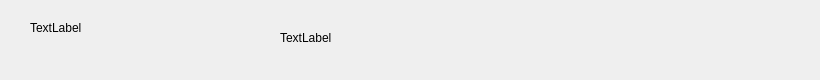
This is orderwidget.ui in MyEternalMoon/QT_AirlineReservationSystem as Qt 5 draws it before an edit. The edited form follows.
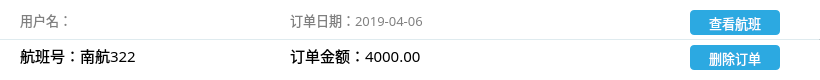
This is the edited form.

Commit message:
1.现在airlineWidget会显示日期，并且所有元素都可以修改了 2.试图加入splash 3.为createARow添加了默认参数，这样可以作为槽函数生成一个空的widget，当管理员创建新航班信息时，可以创建空列，并且这个空列按下保 存键后会对应mainwindow的另一个槽函数，在数据库插入新记录。 4.mode1已经有功能了，可以显示订单信息。
待完成：
1.orderwidget的删除订单，查看航班功能
2.新建航班信息的检查，与数据库插入
3.简单的搜索功能（指定搜索范围）
估计一周内之后就完结撒花！！！！

Diff of the .ui file:
```diff
--- a/orderwidget.ui
+++ b/orderwidget.ui
@@ -13,31 +13,178 @@
   <property name="windowTitle">
    <string>Form</string>
   </property>
-  <widget class="QLabel" name="userLabel">
+  <property name="styleSheet">
+   <string notr="true">background:transparent</string>
+  </property>
+  <widget class="QFrame" name="frame">
    <property name="geometry">
     <rect>
-     <x>30</x>
-     <y>20</y>
-     <width>72</width>
-     <height>15</height>
+     <x>0</x>
+     <y>0</y>
+     <width>820</width>
+     <height>80</height>
     </rect>
    </property>
-   <property name="text">
-    <string>TextLabel</string>
+   <property name="frameShape">
+    <enum>QFrame::StyledPanel</enum>
    </property>
-  </widget>
-  <widget class="QLabel" name="label">
-   <property name="geometry">
-    <rect>
-     <x>280</x>
-     <y>30</y>
-     <width>72</width>
-     <height>15</height>
-    </rect>
+   <property name="frameShadow">
+    <enum>QFrame::Raised</enum>
    </property>
-   <property name="text">
-    <string>TextLabel</string>
-   </property>
+   <widget class="QPushButton" name="deleteOrderButton">
+    <property name="geometry">
+     <rect>
+      <x>690</x>
+      <y>45</y>
+      <width>90</width>
+      <height>25</height>
+     </rect>
+    </property>
+    <property name="font">
+     <font>
+      <family>微软雅黑 Light</family>
+      <pointsize>10</pointsize>
+     </font>
+    </property>
+    <property name="styleSheet">
+     <string notr="true">QPushButton#deleteOrderButton{border-radius:4px;
+background-color:/*#44cef6;*/
+#2ca9e1;
+color:#ffffff}
+QPushButton#deleteOrderButton:hover{background-color:#44cef6;}
+QPushButton#deleteOrderButton:pressed{background-color:#007bbb}</string>
+    </property>
+    <property name="text">
+     <string>删除订单</string>
+    </property>
+   </widget>
+   <widget class="QPushButton" name="goToAirlineButton">
+    <property name="geometry">
+     <rect>
+      <x>690</x>
+      <y>10</y>
+      <width>90</width>
+      <height>25</height>
+     </rect>
+    </property>
+    <property name="font">
+     <font>
+      <family>微软雅黑 Light</family>
+      <pointsize>10</pointsize>
+     </font>
+    </property>
+    <property name="styleSheet">
+     <string notr="true">QPushButton#goToAirlineButton{border-radius:4px;
+background-color:/*#44cef6;*/
+#2ca9e1;
+color:#ffffff}
+QPushButton#goToAirlineButton:hover{background-color:#44cef6;}
+QPushButton#goToAirButton:pressed{background-color:#007bbb}</string>
+    </property>
+    <property name="text">
+     <string>查看航班</string>
+    </property>
+   </widget>
+   <widget class="QLabel" name="priceLabel">
+    <property name="geometry">
+     <rect>
+      <x>290</x>
+      <y>40</y>
+      <width>200</width>
+      <height>30</height>
+     </rect>
+    </property>
+    <property name="font">
+     <font>
+      <family>微软雅黑</family>
+      <pointsize>11</pointsize>
+     </font>
+    </property>
+    <property name="text">
+     <string>订单金额：4000.00</string>
+    </property>
+   </widget>
+   <widget class="QLabel" name="dateLabel">
+    <property name="geometry">
+     <rect>
+      <x>290</x>
+      <y>10</y>
+      <width>250</width>
+      <height>20</height>
+     </rect>
+    </property>
+    <property name="font">
+     <font>
+      <family>等线 Light</family>
+      <pointsize>10</pointsize>
+     </font>
+    </property>
+    <property name="styleSheet">
+     <string notr="true">color:#808080;
+border:none</string>
+    </property>
+    <property name="text">
+     <string>订单日期：2019-04-06</string>
+    </property>
+   </widget>
+   <widget class="QLabel" name="airlineLabel">
+    <property name="geometry">
+     <rect>
+      <x>20</x>
+      <y>40</y>
+      <width>250</width>
+      <height>30</height>
+     </rect>
+    </property>
+    <property name="font">
+     <font>
+      <family>微软雅黑</family>
+      <pointsize>11</pointsize>
+     </font>
+    </property>
+    <property name="text">
+     <string>航班号：南航322</string>
+    </property>
+   </widget>
+   <widget class="Line" name="line">
+    <property name="geometry">
+     <rect>
+      <x>0</x>
+      <y>39</y>
+      <width>820</width>
+      <height>1</height>
+     </rect>
+    </property>
+    <property name="styleSheet">
+     <string notr="true">background-color:#c2ccd0;</string>
+    </property>
+    <property name="orientation">
+     <enum>Qt::Horizontal</enum>
+    </property>
+   </widget>
+   <widget class="QLabel" name="userLabel">
+    <property name="geometry">
+     <rect>
+      <x>20</x>
+      <y>10</y>
+      <width>250</width>
+      <height>20</height>
+     </rect>
+    </property>
+    <property name="font">
+     <font>
+      <family>等线</family>
+      <pointsize>10</pointsize>
+     </font>
+    </property>
+    <property name="styleSheet">
+     <string notr="true">color:#808080;
+border:none</string>
+    </property>
+    <property name="text">
+     <string>用户名：</string>
+    </property>
+   </widget>
   </widget>
  </widget>
  <resources/>
```
The commit also changes 14 other files.
